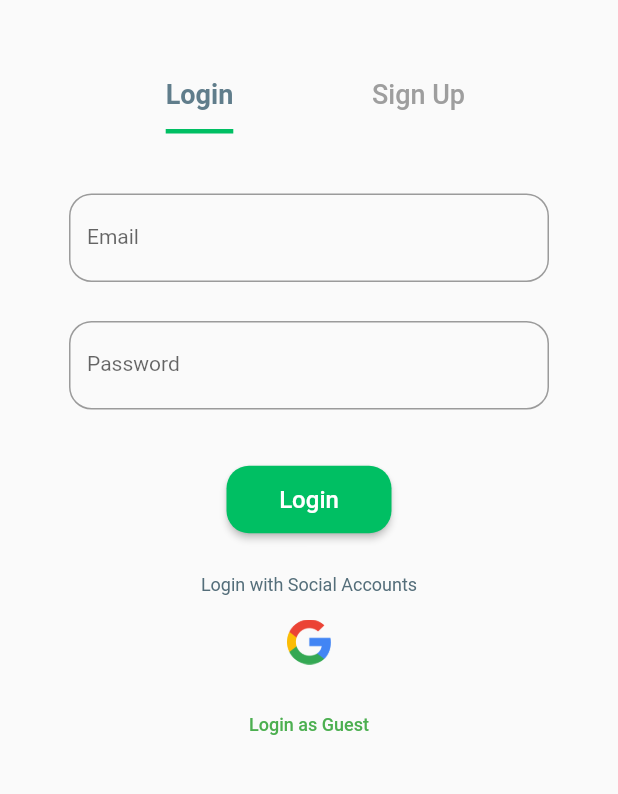
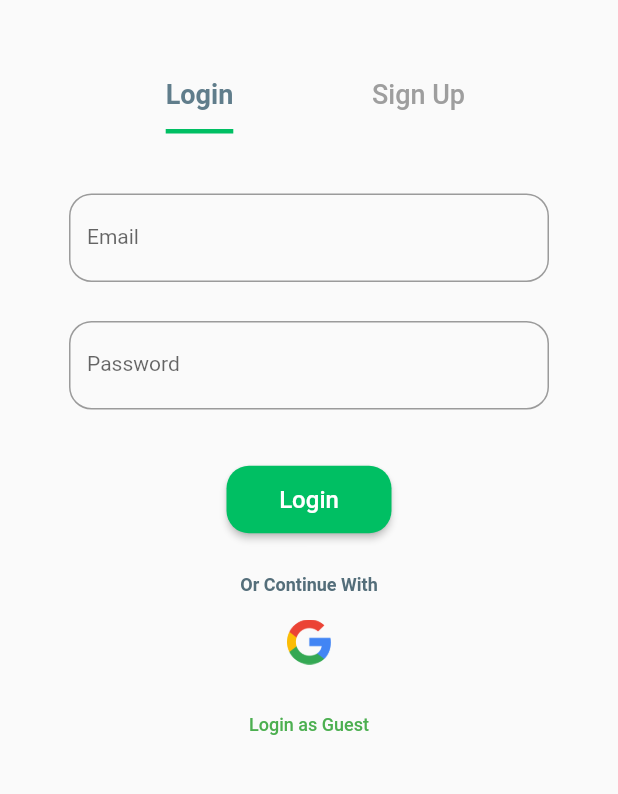
Before and after one commit to ISHANKA-git/NEventify, a Flutter app: the screen it shows after launch, after a tap on "Get Started", on a phone screen of 412 x 824 dp, the part 240-1034 px from its top. Run offline on Flutter 3.47's test engine with Material 2 defaults, Android fonts, the phone set to English and light mode, and no system bars; our stand-ins replace firebase_auth, firebase_core, google_fonts; accounts and stored records are empty; network calls fail.

Commit message:
Update login_signup.dart

```diff
--- a/lib/views/login_signup.dart
+++ b/lib/views/login_signup.dart
@@ -157,9 +157,10 @@ class _LoginPageState extends State<LoginPage> {
               ),
               SizedBox(height: 26.0),
 
-              Text("Login with Social Accounts",
+              Text("Or Continue With",
                 style: TextStyle(
                   fontSize: 12,
+                  fontWeight: FontWeight.bold,
                   color: Colors.blueGrey[600],),
               ),
               SizedBox(height: 16.0),
```
